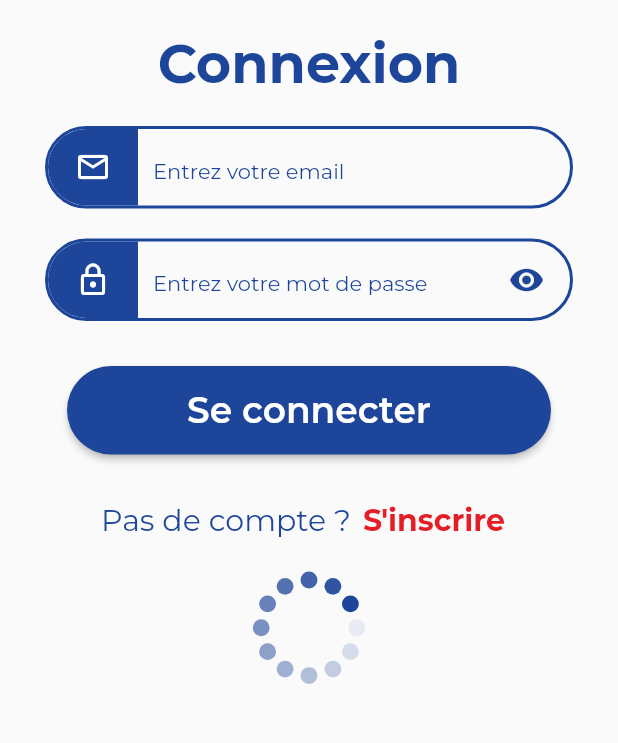
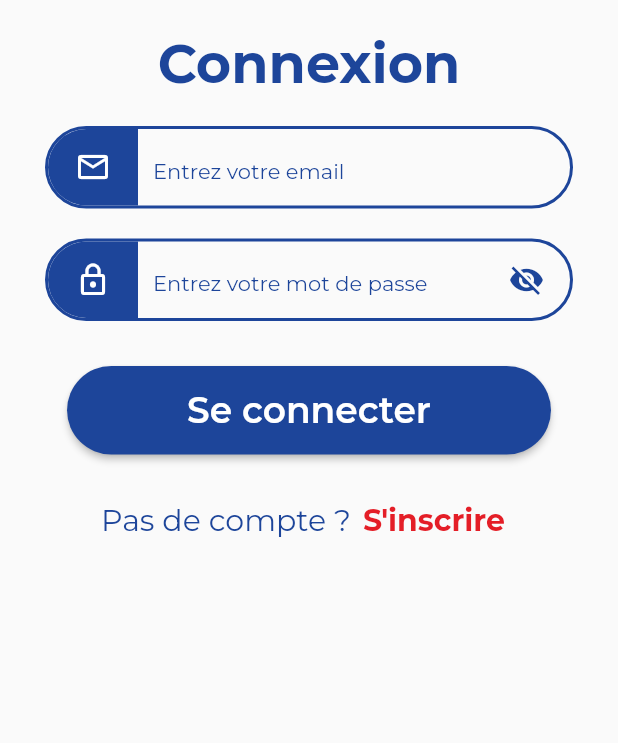
Before and after one commit to openburkina/langtech-moore, a Flutter app: the LoginPage screen opened directly, on a phone screen of 412 x 824 dp, the part 375-1118 px from its top. Run offline on Flutter 3.47's test engine with Material 2 defaults, Android fonts, the phone set to English and light mode, and no system bars; drawn by our look-alikes of delayed_display; our stand-ins replace convex_bottom_bar, flutter_spinkit, fluttertoast, google_fonts, introduction_screen, shared_preferences; accounts and stored records are empty.

Commit message:
Add form validator

```diff
--- a/lib/widgets/loginPage/input_section.dart
+++ b/lib/widgets/loginPage/input_section.dart
@@ -6,6 +6,7 @@ class InputSection extends StatelessWidget {
   final IconData icon;
   final String hint;
   final bool obscureText;
+  final TextInputType keyboardType;
   final TextEditingController controller;
   const InputSection({
     super.key,
@@ -13,6 +14,7 @@ class InputSection extends StatelessWidget {
     required this.hint,
     required this.obscureText,
     required this.controller,
+    required this.keyboardType,
   });
 
   @override
@@ -47,21 +49,24 @@ class InputSection extends StatelessWidget {
             width: 10,
           ),
           Expanded(
-            child: TextField(
+            child: TextFormField(
               controller: controller,
+              keyboardType: keyboardType,
               style: GoogleFonts.montserrat(
                 fontSize: 20,
                 color: kBlue,
               ),
               obscureText: obscureText,
+              obscuringCharacter: '*',
               decoration: InputDecoration(
                 border: InputBorder.none,
                 hintText: hint,
+                errorStyle: TextStyle(fontSize: 0, height: 0),
                 suffixIcon: obscureText
                     ? Container(
                         padding: const EdgeInsets.fromLTRB(0, 0, 10, 0),
                         child: Icon(
-                          Icons.remove_red_eye,
+                          Icons.visibility_off,
                           color: kBlue,
                         ),
                       )
--- a/lib/widgets/loginPage/login_form.dart
+++ b/lib/widgets/loginPage/login_form.dart
@@ -2,10 +2,8 @@ import 'dart:convert';
 
 import 'package:flutter/material.dart';
 import 'package:delayed_display/delayed_display.dart';
-import 'package:flutter_spinkit/flutter_spinkit.dart';
 import 'package:langtech_moore_mobile/config/sharedPreferences/sharedPrefConfig.dart';
 import 'package:langtech_moore_mobile/config/sharedPreferences/sharedPrefKeys.dart';
-import 'package:langtech_moore_mobile/constants/colors.dart';
 import 'package:langtech_moore_mobile/models/loginVM.dart';
 import 'package:langtech_moore_mobile/services/http.dart';
 import 'package:langtech_moore_mobile/widgets/loginPage/button_section.dart';
@@ -15,15 +13,29 @@ import 'package:langtech_moore_mobile/widgets/shared/loadingSpinner.dart';
 import 'package:langtech_moore_mobile/widgets/shared/tabs.dart';
 import 'package:langtech_moore_mobile/widgets/shared/toast.dart';
 
-class LoginForm extends StatelessWidget {
+class LoginForm extends StatefulWidget {
   final int delayDuration;
-  LoginForm({super.key, required this.delayDuration});
+
+  const LoginForm({super.key, required this.delayDuration});
+  @override
+  _LoginFormState createState() => _LoginFormState(delayDuration);
+}
+
+class _LoginFormState extends State<LoginForm> {
+  final int delayDuration;
   final emailController = TextEditingController();
   final pwdController = TextEditingController();
+  late bool isEnaableSpinner = false;
+  final _formKey = GlobalKey<FormState>();
+  late LoginVM loginVM = new LoginVM();
+
+  _LoginFormState(this.delayDuration);
 
   @override
   Widget build(BuildContext context) {
-    return Column(
+    return Form(
+      key: _formKey,
+      child: Column(
         children: [
           DelayedDisplay(
             delay: Duration(milliseconds: delayDuration * 3),
@@ -32,6 +44,7 @@ class LoginForm extends StatelessWidget {
               hint: 'Entrez votre email',
               obscureText: false,
               controller: emailController,
+              keyboardType: TextInputType.emailAddress,
             ),
           ),
           const SizedBox(
@@ -44,6 +57,7 @@ class LoginForm extends StatelessWidget {
               hint: 'Entrez votre mot de passe',
               obscureText: true,
               controller: pwdController,
+              keyboardType: TextInputType.text,
             ),
           ),
           const SizedBox(
@@ -53,7 +67,7 @@ class LoginForm extends StatelessWidget {
             delay: Duration(milliseconds: delayDuration * 5),
             child: ButtonSection(
               buttonText: 'Se connecter',
-            buttonFonction: () => _login(context),
+              buttonFonction: () => _onValidateForm(context),
             ),
           ),
           const SizedBox(
@@ -63,15 +77,29 @@ class LoginForm extends StatelessWidget {
             delay: Duration(milliseconds: delayDuration * 6),
             child: const NotSignupSection(),
           ),
-        LoadingSpinner(),
+          isEnaableSpinner ? LoadingSpinner() : Center(),
         ],
+      ),
     );
   }
 
-  void _login(BuildContext context) {
-    LoginVM loginVM = new LoginVM();
+  void _onValidateForm(BuildContext context) {
     loginVM.username = emailController.text.trim().toLowerCase();
     loginVM.password = pwdController.text.trim().toLowerCase();
+    if (loginVM.username == null || loginVM.username == '') {
+      Toast.showFlutterToast(context, "L'email est obligatoire !", 'warning');
+    } else if (loginVM.password == null || loginVM.password == '') {
+      Toast.showFlutterToast(
+          context, "Le mot de passe est obligatoire !", 'warning');
+    } else {
+      _login(context);
+    }
+  }
+
+  void _login(BuildContext context) {
+    setState(() {
+      isEnaableSpinner = true;
+    });
     print(loginVM.toJson());
     try {
       Http.onAuthenticate(loginVM).then((response) {
@@ -81,9 +109,15 @@ class LoginForm extends StatelessWidget {
         } else if (response.statusCode == 401) {
           Toast.showFlutterToast(
               context, jsonDecode(response.body)['detail'], 'error');
+          setState(() {
+            isEnaableSpinner = false;
+          });
         } else {
           Toast.showFlutterToast(context,
               "Une erreur est survenue lors de la connexion !", 'error');
+          setState(() {
+            isEnaableSpinner = false;
+          });
         }
       });
     } catch (exception) {
@@ -106,6 +140,10 @@ class LoginForm extends StatelessWidget {
         Toast.showFlutterToast(
             context, "Une erreur est survenue lors de la connexion !", 'error');
       }
+
+      setState(() {
+        isEnaableSpinner = false;
+      });
     });
   }
 }
--- a/lib/widgets/shared/loadingSpinner.dart
+++ b/lib/widgets/shared/loadingSpinner.dart
@@ -3,7 +3,13 @@ import 'package:flutter_spinkit/flutter_spinkit.dart';
 import 'package:langtech_moore_mobile/constants/colors.dart';
 
 class LoadingSpinner extends StatelessWidget {
-  const LoadingSpinner({super.key});
+  final double size;
+  final Color color;
+  const LoadingSpinner({
+    super.key,
+    this.size = 75,
+    this.color = kBlue,
+  });
 
   @override
   Widget build(BuildContext context) {
@@ -11,8 +17,8 @@ class LoadingSpinner extends StatelessWidget {
       child: Container(
         margin: const EdgeInsets.all(10),
         child: SpinKitCircle(
-          size: 75,
-          color: kBlue,
+          size: size,
+          color: color,
         ),
       ),
     );
--- a/lib/widgets/signinPage/signinForm.dart
+++ b/lib/widgets/signinPage/signinForm.dart
@@ -29,6 +29,7 @@ class _SigninForm extends State<SigninForm> {
             hint: 'Entrez votre email',
             obscureText: false,
             controller: emailController,
+            keyboardType: TextInputType.emailAddress,
           ),
         ),
         const SizedBox(
@@ -41,6 +42,7 @@ class _SigninForm extends State<SigninForm> {
             hint: 'Entrez votre mot de passe',
             obscureText: true,
             controller: pwdController,
+            keyboardType: TextInputType.text,
           ),
         ),
         const SizedBox(
@@ -53,6 +55,7 @@ class _SigninForm extends State<SigninForm> {
             hint: 'Confirmez le mot de passe',
             obscureText: true,
             controller: pwdController,
+            keyboardType: TextInputType.text,
           ),
         ),
         const SizedBox(
```
Lines whose indentation alone changed are shown as unchanged.
